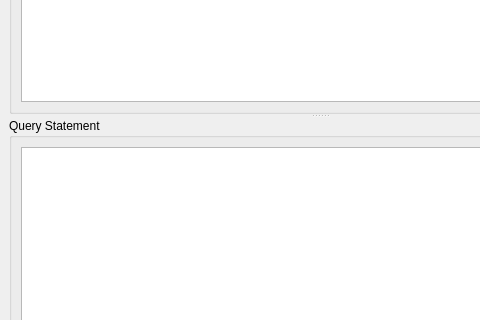
Old version of the form UI/biblioteq_customquery.ui in the repository textbrowser/biblioteq; both pictures show x 0 to 480 and y 216 to 536 of the 640 by 640 pixel window.
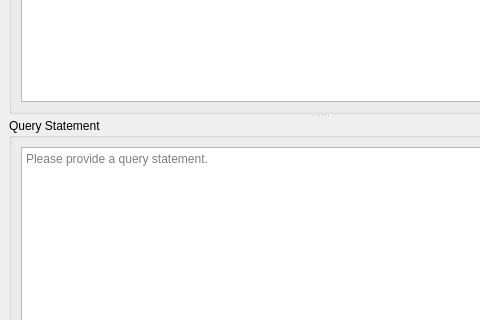
New version of the form. Icons and pictures are not drawn.

```diff
--- a/UI/biblioteq_customquery.ui
+++ b/UI/biblioteq_customquery.ui
@@ -85,6 +85,9 @@
           <property name="tabChangesFocus">
            <bool>true</bool>
           </property>
+          <property name="placeholderText">
+           <string>Please provide a query statement.</string>
+          </property>
          </widget>
         </item>
        </layout>
```
